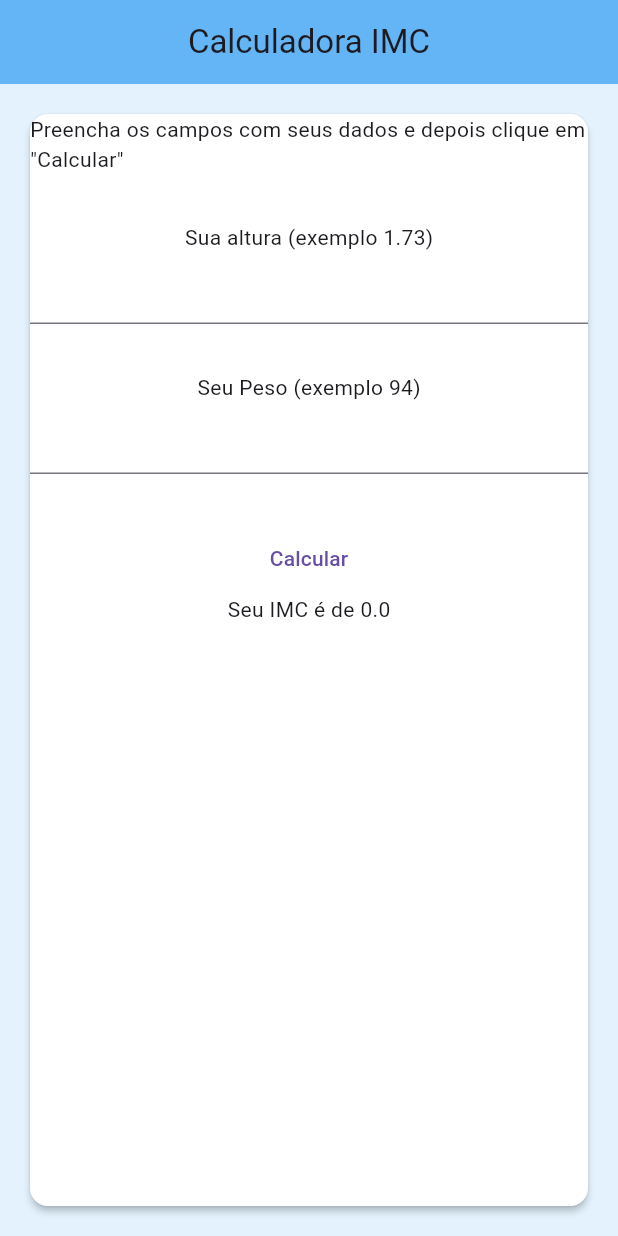
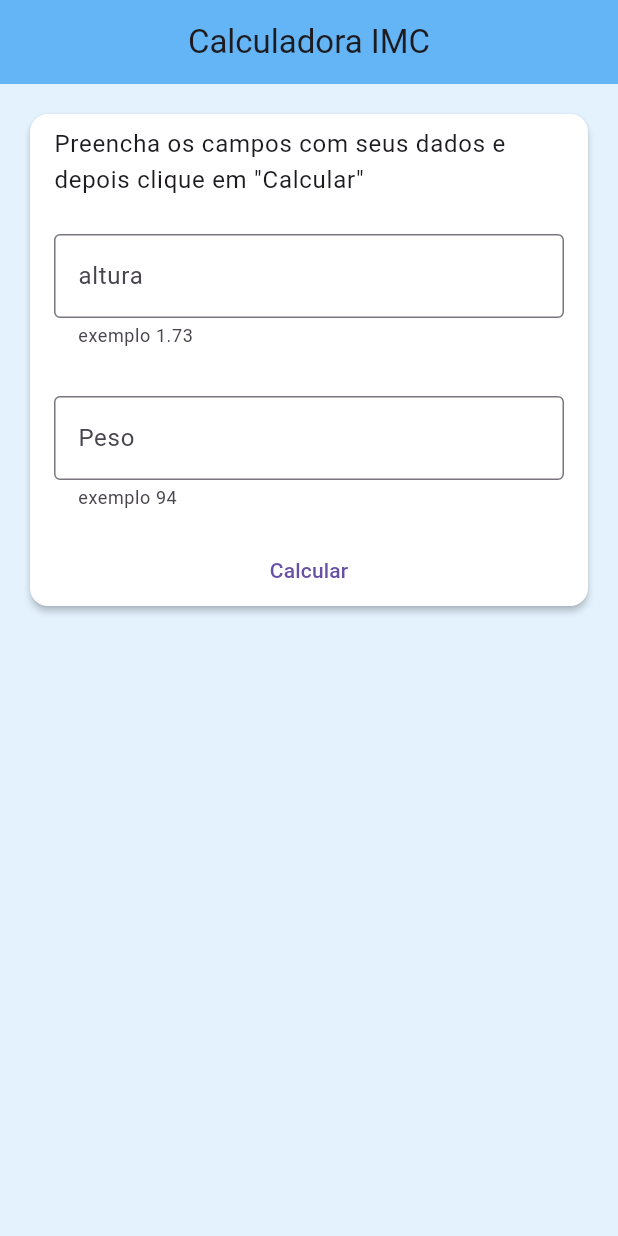
Before and after one commit to vosouza/flutter_projects, a Flutter app: the screen it shows after launch, on a phone screen of 412 x 824 dp. Run offline on Flutter 3.47's test engine with Material 3 defaults, Android fonts, the light colour scheme and no system bars.

Commit message:
lista de imc

```diff
--- a/imc_flutter/lib/main.dart
+++ b/imc_flutter/lib/main.dart
@@ -1,4 +1,9 @@
+import 'package:flutter/cupertino.dart';
 import 'package:flutter/material.dart';
+import 'package:flutter/services.dart';
+import 'package:flutter/widgets.dart';
+import 'package:imc_flutter/Model/pessoa.dart';
+import 'package:imc_flutter/service/imc_calculadora.dart';
 
 void main() {
   runApp(const MainApp());
@@ -16,6 +21,8 @@ class MainApp extends StatefulWidget {
 class MainAppState extends State {
   MainAppState();
 
+  List<Pessoa> imcList = [];
+  ImcCalculadora calculadora = ImcCalculadora();
   var pesoController = TextEditingController();
   var alturaController = TextEditingController();
   var imc = 0.0;
@@ -23,6 +30,7 @@ class MainAppState extends State {
   @override
   Widget build(BuildContext context) {
     return MaterialApp(
+      theme: ThemeData(useMaterial3: true),
       debugShowCheckedModeBanner: false,
       home: Scaffold(
         backgroundColor: Colors.blue.shade50,
@@ -34,45 +42,93 @@ class MainAppState extends State {
           ),
           backgroundColor: Colors.blue.shade300,
         ),
-        body: Padding(
+        body: Column(
+          children: [
+            Padding(
               padding: const EdgeInsets.all(16.0),
-          child: Center(
               child: Card(
                 color: Colors.white,
                 elevation: 2.0,
                 child: Column(
                   children: [
-                  Text(
-                      "Preencha os campos com seus dados e depois clique em \"Calcular\" "),
-                  SizedBox(
-                    height: 32,
+                    const ListTile(
+                      title: Text(
+                        "Preencha os campos com seus dados e depois clique em \"Calcular\" ",
                       ),
-                  Text("Sua altura (exemplo 1.73)"),
-                  TextField(
+                    ),
+                    Padding(
+                      padding: const EdgeInsets.all(16.0),
+                      child: TextField(
+                        decoration: const InputDecoration(
+                          labelText: 'altura',
+                          hintText: 'Sua altura (exemplo 1.73)',
+                          helperText: 'exemplo 1.73',
+                          border: OutlineInputBorder(),
+                        ),
                         controller: alturaController,
+                        keyboardType: TextInputType.number,
                       ),
-                  SizedBox(
-                    height: 32,
                     ),
-                  Text("Seu Peso (exemplo 94)"),
-                  TextField(controller: pesoController),
-                  SizedBox(
-                    height: 32,
+                    Padding(
+                      padding: const EdgeInsets.all(16.0),
+                      child: TextField(
+                        decoration: const InputDecoration(
+                          labelText: 'Peso',
+                          hintText: 'Seu Peso (exemplo 94)',
+                          helperText: 'exemplo 94',
+                          border: OutlineInputBorder(),
+                        ),
+                        controller: pesoController,
+                        keyboardType: TextInputType.number,
+                      ),
                     ),
                     TextButton(
                       onPressed: () {
                         var p = double.parse(pesoController.text);
                         var a = double.parse(alturaController.text);
                         setState(() {
-                          imc = p / (a * a);
+                          var pessoa = Pessoa(peso: p, altura: a);
+                          pessoa.setIMC(calculadora.imc(pessoa));
+                          imcList.add(pessoa);
                         });
                       },
-                      child: Text("Calcular")),
-                  Text("Seu IMC é de $imc"),
+                      child: const Text("Calcular"),
+                    ),
                   ],
                 ),
               ),
             ),
+            Expanded(
+              child: ListView.builder(
+                reverse: true,
+                itemCount: imcList.length,
+                itemBuilder: (context, index) {
+                  var pessoa = imcList[index];
+                  return Padding(
+                    padding: const EdgeInsets.all(16.0),
+                    child: Card(
+                      child: Padding(
+                        padding: const EdgeInsets.all(8.0),
+                        child: Column(
+                          children: [
+                            Row(
+                              mainAxisAlignment: MainAxisAlignment.spaceEvenly,
+                              children: [
+                                Text("IMC : ${pessoa.getIMC()} "),
+                                Text("Peso : ${pessoa.getPeso()} "),
+                                Text("Altura : ${pessoa.getAltura()} "),
+                              ],
+                            ),
+                            Text(calculadora.getClassificacao(pessoa)),
+                          ],
+                        ),
+                      ),
+                    ),
+                  );
+                },
+              ),
+            )
+          ],
         ),
       ),
     );
```
Also changed, not shown: imc_flutter/lib/Model/pessoa.dart (+11 -0 lines). Lines whose indentation alone changed are shown as unchanged.
